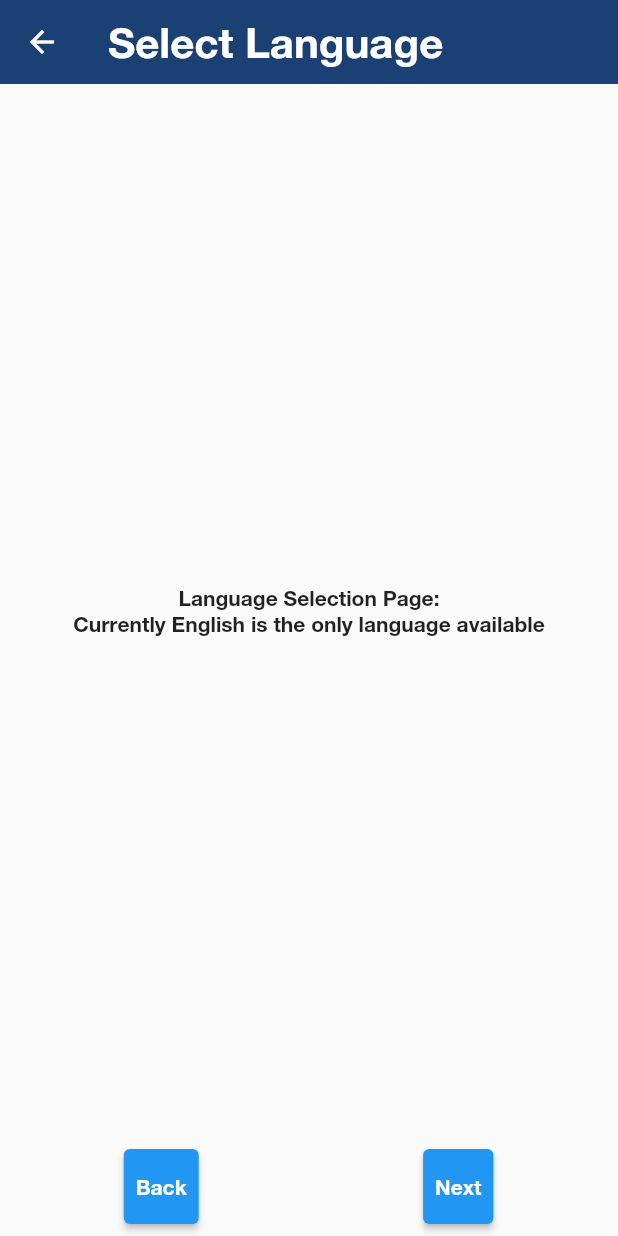
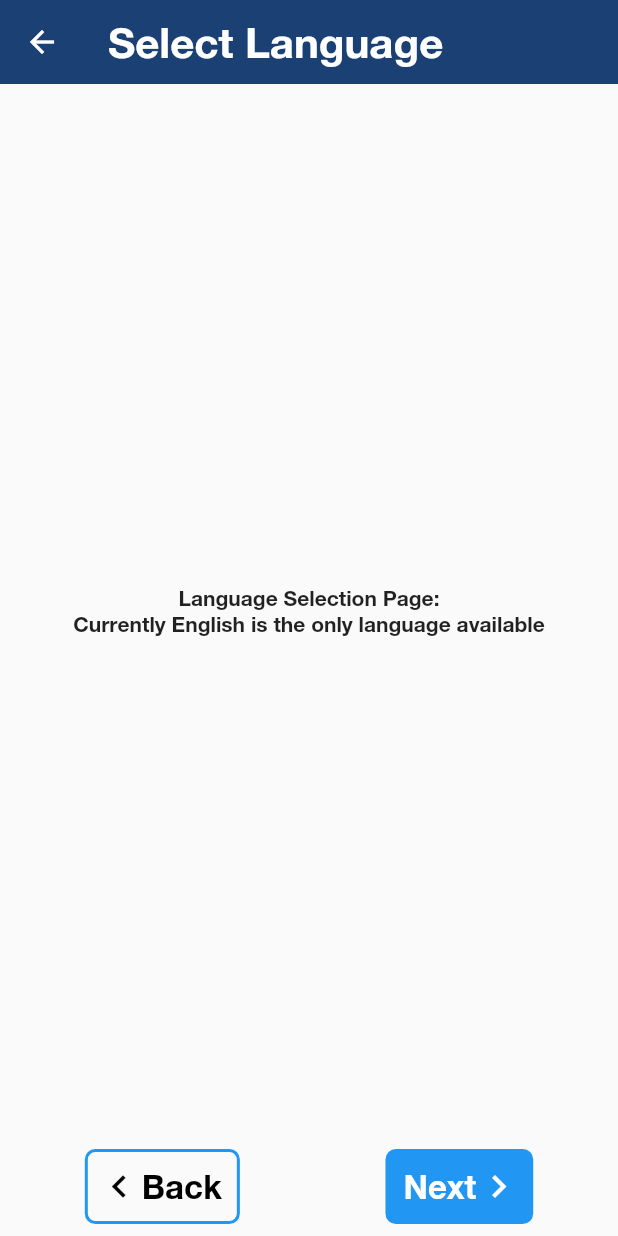
Before and after one commit to slavefreetrade/libertas_people, a Flutter app: the LanguageSelectionPage screen opened directly with empty values, on a phone screen of 412 x 824 dp. Run offline on Flutter 3.47's test engine with Material 2 defaults, Android fonts, the phone set to English and light mode, and no system bars; our stand-ins replace device_info, flutter_bloc, flutter_secure_storage, percent_indicator, step_progress_indicator; accounts and stored records are empty; generated files the repository leaves out were written again.

```diff
--- a/lib/features/survey/lauguage_selection_page.dart
+++ b/lib/features/survey/lauguage_selection_page.dart
@@ -22,10 +22,14 @@ class _LanguageSelectionPageState extends State<LanguageSelectionPage> {
         children: [
           Expanded(
             child: Center(
-
               child: Padding(
                 padding: const EdgeInsets.all(8.0),
-                child: Text(S.of(context).languageSelectionPageCurrentlyEnglishIsTheOnlyLanguageAvailable, textAlign: TextAlign.center,),
+                child: Text(
+                  S
+                      .of(context)
+                      .languageSelectionPageCurrentlyEnglishIsTheOnlyLanguageAvailable,
+                  textAlign: TextAlign.center,
+                ),
               ),
             ),
           ),
@@ -34,25 +38,65 @@ class _LanguageSelectionPageState extends State<LanguageSelectionPage> {
             child: Row(
               mainAxisAlignment: MainAxisAlignment.spaceAround,
               children: [
-                RaisedButton(
-                  child: Padding(
-                    padding: const EdgeInsets.all(8.0),
-                    child: Text(S.of(context).back),
+                FlatButton(
+                  padding: EdgeInsets.fromLTRB(8.0, 8.0, 12.0, 8.0),
+                  child: Row(
+                    mainAxisAlignment: MainAxisAlignment.spaceEvenly,
+                    children: [
+                      Icon(
+                        Icons.chevron_left,
+                        size: 30,
+                      ),
+                      Text(
+                        S.of(context).back,
+                        style: TextStyle(
+                          fontSize: 22,
+                        ),
+                      ),
+                    ],
+                  ),
+                  shape: RoundedRectangleBorder(
+                    side: BorderSide(
+                      width: 2,
+                      color: Colors.blue,
+                    ),
+                    borderRadius: BorderRadius.circular(
+                      7,
+                    ),
                   ),
                   onPressed: () {
                     Navigator.pop(context);
                   },
                 ),
-                RaisedButton(
-                  child: Padding(
-                    padding: const EdgeInsets.all(8.0),
-                    child: Text(S.of(context).next),
+                FlatButton(
+                  padding: EdgeInsets.fromLTRB(12.0, 8.0, 8.0, 8.0),
+                  color: Colors.blue,
+                  child: Row(
+                    children: [
+                      Text(
+                        S.of(context).next,
+                        style: TextStyle(
+                          // color: Colors.white,
+                          fontSize: 22,
+                        ),
+                      ),
+                      Icon(
+                        Icons.chevron_right,
+                        size: 30,
+                      )
+                    ],
                   ),
                   onPressed: () {
-                    Navigator.of(context).push(MaterialPageRoute(
+                    Navigator.of(context).push(
+                      MaterialPageRoute(
                         builder: (context) =>
-                            SurveyInformationPage(widget.surveyId)));
+                            SurveyInformationPage(widget.surveyId),
+                      ),
+                    );
                   },
+                  shape: RoundedRectangleBorder(
+                    borderRadius: BorderRadius.circular(7),
+                  ),
                 ),
               ],
             ),
```
Also changed, not shown: 10 other files.
